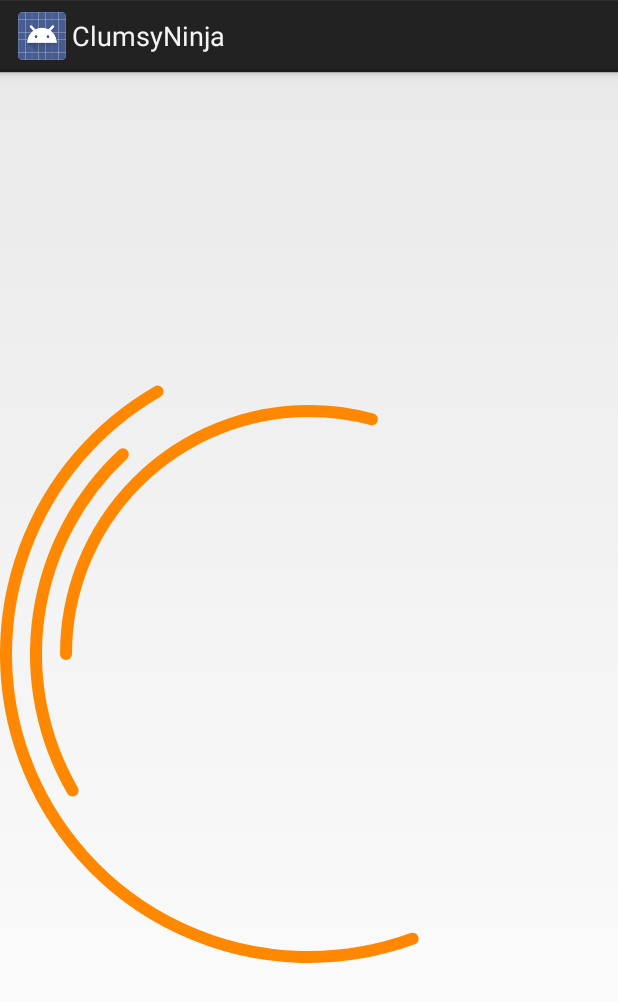
After one commit to lecoselol/ClumsyNinja, an Android app: the fragment RotationFragment shown on its own in the app's theme, on a phone screen of 412 x 824 dp. The commit adds this screen. Shown: the top 1002 px of the screen. Run offline under Robolectric (Android 15) with nearby library versions, the phone set to English and light mode, and no system bars.

Commit message:
Added rotating thingies. Might even work, dunno

```diff
--- /dev/null
+++ b/ClumsyNinjaApp/src/main/java/lecoselol/clumsyninja/RotationFragment.java
@@ -0,0 +1,18 @@
+package lecoselol.clumsyninja;
+
+import android.app.Fragment;
+import android.os.Bundle;
+import android.view.LayoutInflater;
+import android.view.View;
+import android.view.ViewGroup;
+
+/**
+ * Where rotating things are.
+ */
+public class RotationFragment extends Fragment {
+
+    @Override
+    public View onCreateView(LayoutInflater inflater, ViewGroup container, Bundle savedInstanceState) {
+        return inflater.inflate(R.layout.fragment_rotation, container, false);
+    }
+}
--- /dev/null
+++ b/ClumsyNinjaApp/src/main/java/lecoselol/clumsyninja/figherie/CosiGirevoli.java
@@ -0,0 +1,115 @@
+package lecoselol.clumsyninja.figherie;
+
+import android.content.Context;
+import android.graphics.*;
+import android.util.AttributeSet;
+import android.view.View;
+import lecoselol.clumsyninja.R;
+
+/**
+ * Gira tutto!!1! Mi sa che sono sbronzo nero.
+ */
+public class CosiGirevoli extends View {
+
+    private float mPlaybackPosition = 0f;
+
+    private Paint mPaint;
+    private RectF mArcAreas[];
+    private float[] mArcStarts;
+    private float[] mArcLength;
+
+    public CosiGirevoli(Context context) {
+        super(context);
+        initCrap();
+    }
+
+    public CosiGirevoli(Context context, AttributeSet attrs) {
+        this(context, attrs, 0);
+    }
+
+    public CosiGirevoli(Context context, AttributeSet attrs, int defStyleAttr) {
+        super(context, attrs, defStyleAttr);
+        initCrap();
+    }
+
+    private void initCrap() {
+        mPaint = new Paint();
+        mPaint.setColor(getResources().getColor(R.color.ninjaminchia_color));
+        mPaint.setStrokeWidth(getResources().getDimension(R.dimen.arc_width));
+        mPaint.setAntiAlias(true);
+        mPaint.setStyle(Paint.Style.STROKE);
+        mPaint.setStrokeCap(Paint.Cap.ROUND);
+
+        mArcAreas = new RectF[3];
+        mArcStarts = new float[] {70, 150, 180};
+        mArcLength = new float[] {170, 77, 105};
+    }
+
+    @Override
+    protected void onSizeChanged(int w, int h, int oldw, int oldh) {
+        super.onSizeChanged(w, h, oldw, oldh);
+
+        // Just take the biggest square contained in the view bounds
+        final float strokeWidth = getResources().getDimension(R.dimen.arc_width);
+        float minSize = Math.min(w, h) - strokeWidth;
+
+        mArcAreas[0] = new RectF(w / 2f - minSize / 2f,
+                                 h / 2f - minSize / 2f,
+                                 w / 2f + minSize / 2f,
+                                 h / 2f + minSize / 2f);
+
+        int insetDelta = getResources().getDimensionPixelSize(R.dimen.arc_inset_delta);
+
+        mArcAreas[1] = new RectF(mArcAreas[0]);
+        mArcAreas[1].inset(insetDelta, insetDelta);
+
+        mArcAreas[2] = new RectF(mArcAreas[1]);
+        mArcAreas[2].inset(insetDelta, insetDelta);
+    }
+
+    @Override
+    protected void onDraw(Canvas canvas) {
+        super.onDraw(canvas);
+
+        drawCosettoFico(canvas, 0);
+        drawCosettoFico(canvas, 1);
+        drawCosettoFico(canvas, 2);
+    }
+
+    private void drawCosettoFico(Canvas canvas, int index) {
+        // StartPos = (ArcFinalPos - ArcStartPos) * PlayPosition
+        // ArcFinalPos = 360 - ArcLength / 2
+        final float finalPos = 360 - mArcLength[index] / 2f;
+        canvas.drawArc(mArcAreas[index],
+                       mArcStarts[index] + (finalPos - mArcStarts[index]) * mPlaybackPosition,
+                       mArcLength[index], false, mPaint);
+    }
+
+    /**
+     * Set the playback position for the rotating stuff.
+     * Value is clamped between 0 (beginning) and 1 (end).
+     *
+     * @param position The new playback position (0 >= position >= 1).
+     */
+    public void setPlaybackPosition(float position) {
+        if (position < 0f) {
+            position = 0f;
+        }
+        else if (position > 1f) {
+            position = 1f;
+        }
+
+        mPlaybackPosition = position;
+        invalidate();
+    }
+
+    /**
+     * Returns the current playback position for the
+     * rotating stuff.
+     *
+     * @return Returns the playback position (0 >= position >= 1).
+     */
+    public float getPlaybackPosition() {
+        return mPlaybackPosition;
+    }
+}
--- a/ClumsyNinjaApp/src/main/res/layout/fragment_pin.xml
+++ b/ClumsyNinjaApp/src/main/res/layout/fragment_pin.xml
@@ -2,6 +2,7 @@
              xmlns:tools="http://schemas.android.com/tools"
              android:layout_width="match_parent"
              android:layout_height="wrap_content"
+             android:gravity="bottom|center_vertical"
              tools:context="lecoselol.clumsyninja.PinActivity$PlaceholderFragment">
 
     <TextView
@@ -17,7 +18,7 @@
             android:id="@+id/txt_pin"
             android:layout_width="match_parent"
             android:layout_height="wrap_content"
-            android:hint="Start typing your pin NAO"
+            android:hint="PIN"
             style="@style/pincoso"/>
 
     <TableRow
--- /dev/null
+++ b/ClumsyNinjaApp/src/main/res/layout/fragment_rotation.xml
@@ -0,0 +1,12 @@
+<?xml version="1.0" encoding="utf-8"?>
+
+<LinearLayout xmlns:android="http://schemas.android.com/apk/res/android"
+              android:orientation="vertical"
+              android:layout_width="match_parent"
+              android:layout_height="match_parent">
+
+    <lecoselol.clumsyninja.figherie.CosiGirevoli
+            android:layout_width="match_parent"
+            android:layout_height="match_parent"/>
+
+</LinearLayout>
--- a/ClumsyNinjaApp/src/main/res/values/dimens.xml
+++ b/ClumsyNinjaApp/src/main/res/values/dimens.xml
@@ -3,4 +3,6 @@
     <dimen name="activity_horizontal_margin">16dp</dimen>
     <dimen name="activity_vertical_margin">16dp</dimen>
 
-    </resources>
+    <dimen name="arc_inset_delta">20dp</dimen>
+    <dimen name="arc_width">8dp</dimen>
+</resources>
--- a/ClumsyNinjaApp/src/main/res/values/styles.xml
+++ b/ClumsyNinjaApp/src/main/res/values/styles.xml
@@ -18,10 +18,11 @@
 
     <style name="pincoso">
         <item name="android:layout_marginBottom">16dp</item>
-        <item name="android:textSize">24sp</item>
+        <item name="android:textSize">36sp</item>
         <item name="android:textColorHint">#8fff</item>
         <item name="android:textColor">#fff</item>
         <item name="android:textStyle">bold</item>
+        <item name="android:inputType">numberPassword</item>
         <item name="android:gravity">right</item>
         <item name="android:background">@android:color/holo_orange_light</item>
         <item name="android:drawableRight">@drawable/ic_delete</item>
```
Also changed, not shown: ClumsyNinjaApp/src/main/java/lecoselol/clumsyninja/PinActivity.java (+39 -3 lines).
